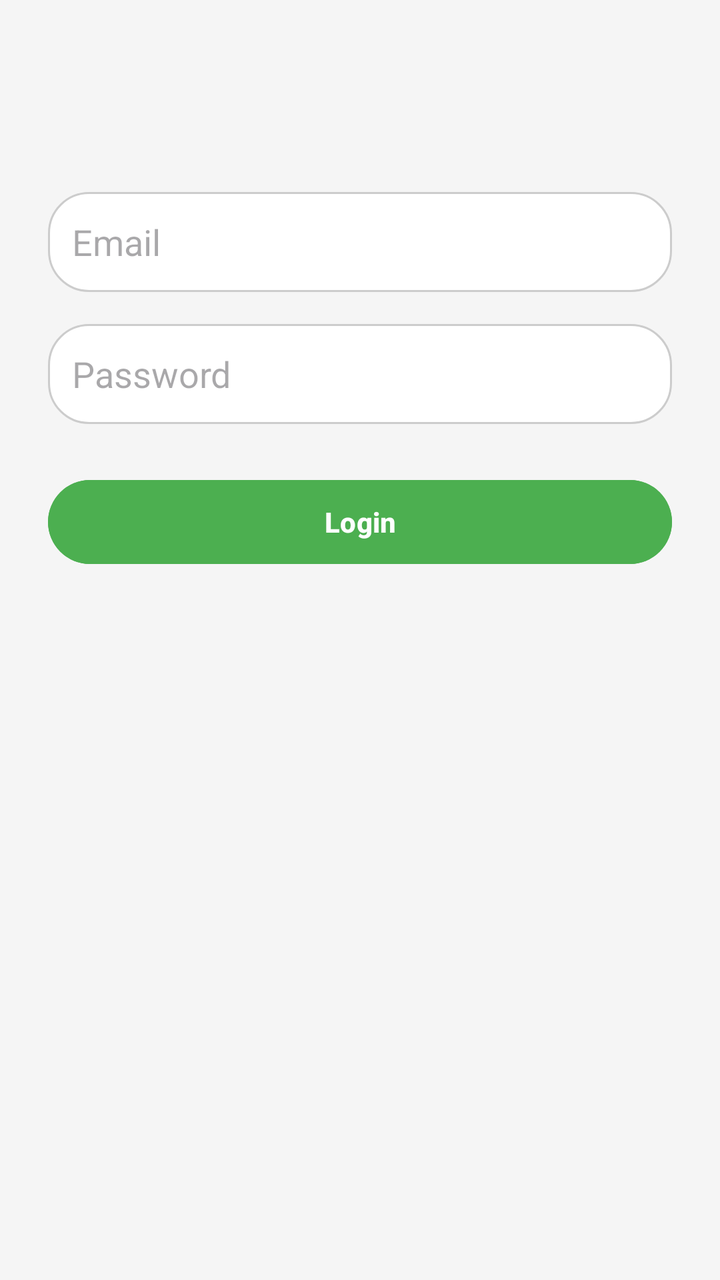
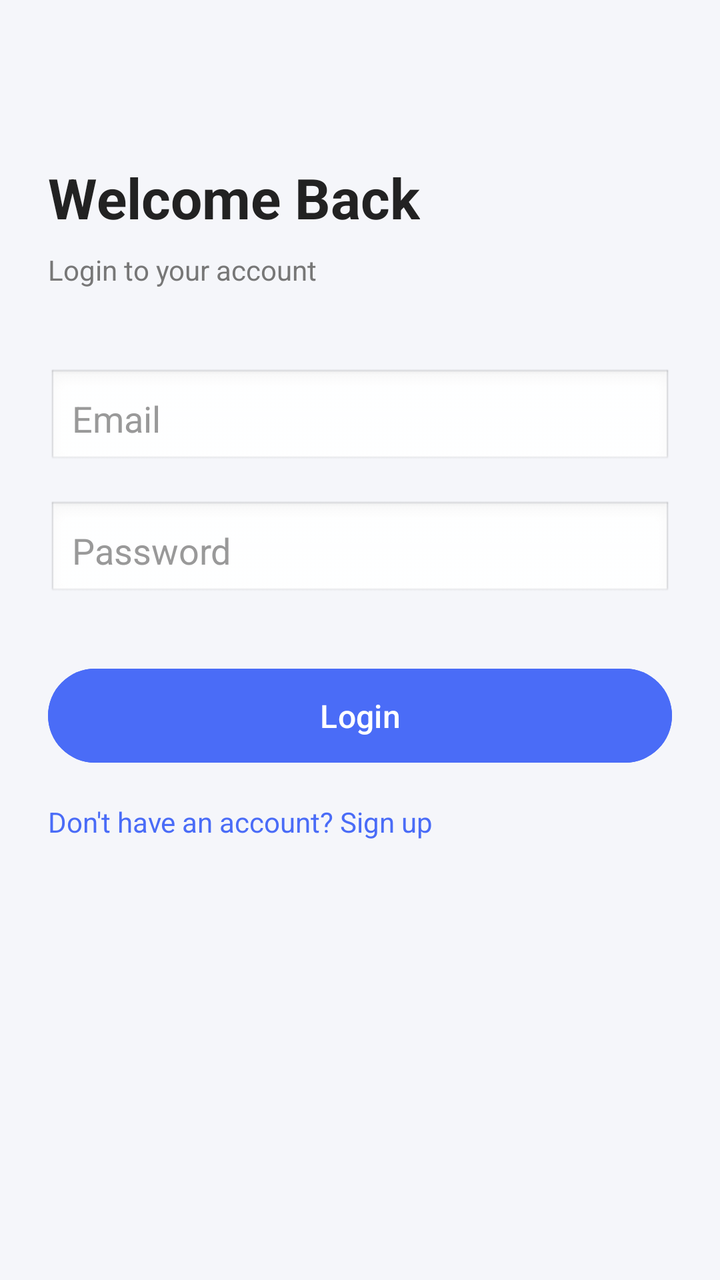

Before-and-after screenshots of an Android layout around one commit, followed by the original layout XML and the change that was made.
<!-- AndroidManifest.xml: application theme Theme.IlayMidler_Finalproject -->
<!-- res/layout/activity_login.xml -->
<?xml version="1.0" encoding="utf-8"?>
<androidx.constraintlayout.widget.ConstraintLayout
    xmlns:android="http://schemas.android.com/apk/res/android"
    xmlns:app="http://schemas.android.com/apk/res-auto"
    android:layout_width="match_parent"
    android:layout_height="match_parent"
    android:padding="24dp"
    android:background="#F5F5F5">

    <TextView
        android:id="@+id/textViewTitle"
        android:text="Welcome Back"
        android:textSize="28sp"
        android:textStyle="bold"
        android:textColor="#333333"
        app:layout_constraintTop_toTopOf="parent"
        app:layout_constraintStart_toStartOf="parent"
        app:layout_constraintEnd_toEndOf="parent"
        android:layout_marginTop="40dp"/>

    <EditText
        android:id="@+id/editTextEmail"
        android:hint="Email"
        android:inputType="textEmailAddress"
        android:layout_width="0dp"
        android:layout_height="50dp"
        android:background="@drawable/rounded_edittext"
        android:padding="12dp"
        app:layout_constraintTop_toBottomOf="@id/textViewTitle"
        app:layout_constraintStart_toStartOf="parent"
        app:layout_constraintEnd_toEndOf="parent"
        android:layout_marginTop="32dp"/>

    <EditText
        android:id="@+id/editTextPassword"
        android:hint="Password"
        android:inputType="textPassword"
        android:layout_width="0dp"
        android:layout_height="50dp"
        android:background="@drawable/rounded_edittext"
        android:padding="12dp"
        app:layout_constraintTop_toBottomOf="@id/editTextEmail"
        app:layout_constraintStart_toStartOf="parent"
        app:layout_constraintEnd_toEndOf="parent"
        android:layout_marginTop="16dp"/>

    <Button
        android:id="@+id/buttonLogin"
        android:text="Login"
        android:layout_width="0dp"
        android:layout_height="50dp"
        android:backgroundTint="#4CAF50"
        android:textColor="#FFFFFF"
        android:textStyle="bold"
        app:layout_constraintTop_toBottomOf="@id/editTextPassword"
        app:layout_constraintStart_toStartOf="parent"
        app:layout_constraintEnd_toEndOf="parent"
        android:layout_marginTop="24dp"/>
</androidx.constraintlayout.widget.ConstraintLayout>
<!-- resources referenced by this layout -->
<resources>
  <!-- drawable rounded_edittext (drawable) -->
  <shape xmlns:android="http://schemas.android.com/apk/res/android">
      <solid android:color="#FFFFFF"/>
      <corners android:radius="20dp"/>
      <stroke android:width="1dp" android:color="#CCCCCC"/>
  </shape>
  <style name="Theme.IlayMidler_Finalproject" parent="Base.Theme.IlayMidler_Finalproject">
  
      </style>
  <style name="Base.Theme.IlayMidler_Finalproject" parent="Theme.Material3.DayNight.NoActionBar">
          
          
      </style>
</resources>

<!-- the commit's change to res/layout/activity_login.xml (unified diff, before → after) -->
@@ -4,56 +4,92 @@
     xmlns:app="http://schemas.android.com/apk/res-auto"
     android:layout_width="match_parent"
     android:layout_height="match_parent"
-    android:padding="24dp"
-    android:background="#F5F5F5">
+    android:background="#F5F6FA">
 
+    
     <TextView
-        android:id="@+id/textViewTitle"
+        android:id="@+id/tv_title"
+        android:layout_width="wrap_content"
+        android:layout_height="wrap_content"
         android:text="Welcome Back"
         android:textSize="28sp"
         android:textStyle="bold"
-        android:textColor="#333333"
+        android:textColor="#222222"
         app:layout_constraintTop_toTopOf="parent"
         app:layout_constraintStart_toStartOf="parent"
+        android:layout_marginStart="24dp"
+        android:layout_marginTop="80dp"/>
+
+    
+    <TextView
+        android:id="@+id/tv_subtitle"
+        android:layout_width="wrap_content"
+        android:layout_height="wrap_content"
+        android:text="Login to your account"
+        android:textSize="14sp"
+        android:textColor="#777777"
+        app:layout_constraintTop_toBottomOf="@id/tv_title"
+        app:layout_constraintStart_toStartOf="@id/tv_title"
+        android:layout_marginTop="8dp"/>
+
+    
+    <EditText
+        android:id="@+id/et_email"
+        android:layout_width="0dp"
+        android:layout_height="50dp"
+        android:hint="Email"
+        android:background="@android:drawable/edit_text"
+        android:padding="12dp"
+        android:textColor="#000000"
+        android:textColorHint="#999999"
+        app:layout_constraintTop_toBottomOf="@id/tv_subtitle"
+        app:layout_constraintStart_toStartOf="parent"
         app:layout_constraintEnd_toEndOf="parent"
+        android:layout_marginStart="24dp"
+        android:layout_marginEnd="24dp"
         android:layout_marginTop="40dp"/>
 
+    
     <EditText
-        android:id="@+id/editTextEmail"
-        android:hint="Email"
-        android:inputType="textEmailAddress"
+        android:id="@+id/et_password"
         android:layout_width="0dp"
         android:layout_height="50dp"
-        android:background="@drawable/rounded_edittext"
-        android:padding="12dp"
-        app:layout_constraintTop_toBottomOf="@id/textViewTitle"
-        app:layout_constraintStart_toStartOf="parent"
-        app:layout_constraintEnd_toEndOf="parent"
-        android:layout_marginTop="32dp"/>
-
-    <EditText
-        android:id="@+id/editTextPassword"
         android:hint="Password"
         android:inputType="textPassword"
-        android:layout_width="0dp"
-        android:layout_height="50dp"
-        android:background="@drawable/rounded_edittext"
+        android:background="@android:drawable/edit_text"
         android:padding="12dp"
-        app:layout_constraintTop_toBottomOf="@id/editTextEmail"
-        app:layout_constraintStart_toStartOf="parent"
-        app:layout_constraintEnd_toEndOf="parent"
+        android:textColor="#000000"
+        android:textColorHint="#999999"
+        app:layout_constraintTop_toBottomOf="@id/et_email"
+        app:layout_constraintStart_toStartOf="@id/et_email"
+        app:layout_constraintEnd_toEndOf="@id/et_email"
         android:layout_marginTop="16dp"/>
 
+    
     <Button
-        android:id="@+id/buttonLogin"
+        android:id="@+id/btn_login"
+        android:layout_width="0dp"
+        android:layout_height="55dp"
         android:text="Login"
-        android:layout_width="0dp"
-        android:layout_height="50dp"
-        android:backgroundTint="#4CAF50"
+        android:textAllCaps="false"
+        android:textSize="16sp"
         android:textColor="#FFFFFF"
-        android:textStyle="bold"
-        app:layout_constraintTop_toBottomOf="@id/editTextPassword"
-        app:layout_constraintStart_toStartOf="parent"
-        app:layout_constraintEnd_toEndOf="parent"
-        android:layout_marginTop="24dp"/>
+        android:backgroundTint="#4A6CF7"
+        app:layout_constraintTop_toBottomOf="@id/et_password"
+        app:layout_constraintStart_toStartOf="@id/et_password"
+        app:layout_constraintEnd_toEndOf="@id/et_password"
+        android:layout_marginTop="30dp"/>
+
+    
+    <TextView
+        android:id="@+id/tv_signup"
+        android:layout_width="wrap_content"
+        android:layout_height="wrap_content"
+        android:text="Don't have an account? Sign up"
+        android:textColor="#4A6CF7"
+        android:textSize="14sp"
+        app:layout_constraintTop_toBottomOf="@id/btn_login"
+        app:layout_constraintStart_toStartOf="@id/btn_login"
+        android:layout_marginTop="16dp"/>
+
 </androidx.constraintlayout.widget.ConstraintLayout>
<!-- resource entries referenced after the edit -->
@@ -1,11 +1,5 @@
 <!-- resources referenced by this layout -->
 <resources>
-  <!-- drawable rounded_edittext (drawable) -->
-  <shape xmlns:android="http://schemas.android.com/apk/res/android">
-      <solid android:color="#FFFFFF"/>
-      <corners android:radius="20dp"/>
-      <stroke android:width="1dp" android:color="#CCCCCC"/>
-  </shape>
   <style name="Theme.IlayMidler_Finalproject" parent="Base.Theme.IlayMidler_Finalproject">
   
       </style>
